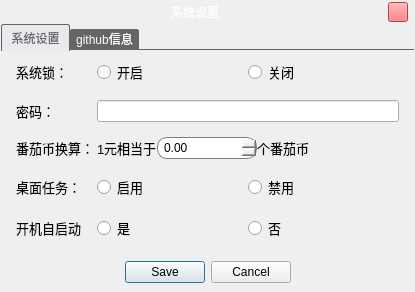
WatsonJay/tomato_farm, file gui/settingDialog.ui: the form before one commit.
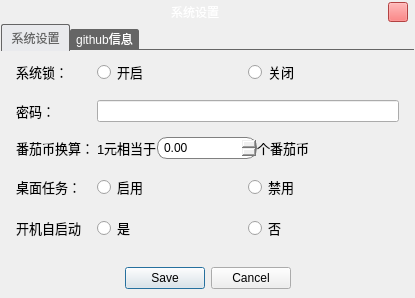
The form after the commit. Icons and pictures are not drawn.

Diff of the .ui file:
```diff
--- a/gui/settingDialog.ui
+++ b/gui/settingDialog.ui
@@ -7,7 +7,7 @@
     <x>0</x>
     <y>0</y>
     <width>415</width>
-    <height>288</height>
+    <height>298</height>
    </rect>
   </property>
   <property name="windowTitle">
```
Left out of the diff: 4 changed lines with no effect on the pictures.
